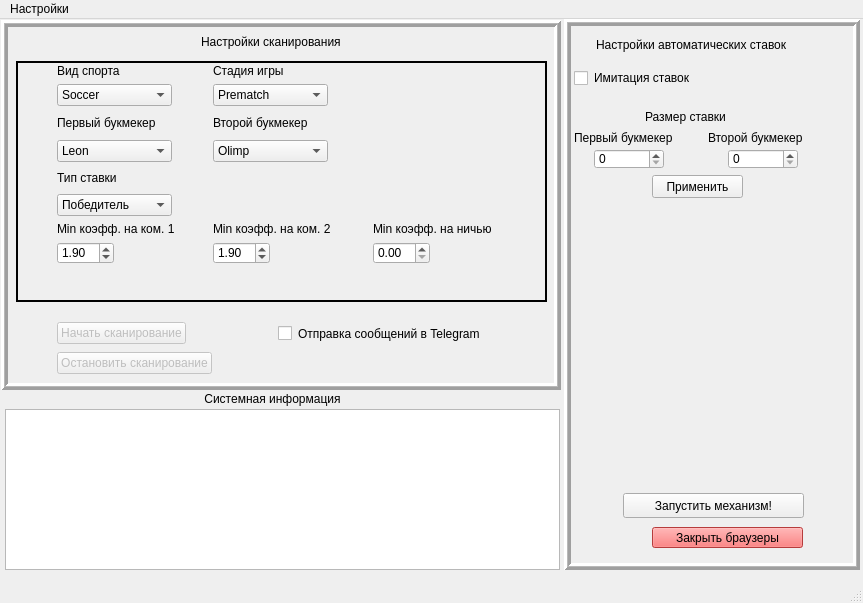
HiddenJang/Xperiment2, file Client UI/components/templates/client_app_template.ui: the form before one commit.
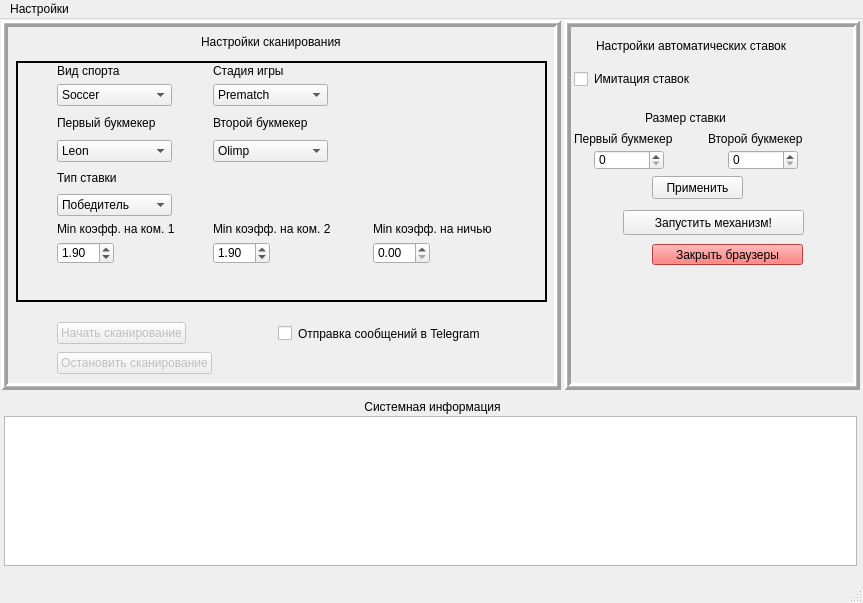
The form after the commit.

Patch:
```diff
--- a/Client UI/components/templates/client_app_template.ui
+++ b/Client UI/components/templates/client_app_template.ui
@@ -615,41 +615,21 @@
     <zorder>label_scanSettings</zorder>
     <zorder>checkBox_telegramMessageSwitch</zorder>
    </widget>
-   <widget class="QListWidget" name="listWidget_diagnostics">
-    <property name="geometry">
-     <rect>
-      <x>5</x>
-      <y>390</y>
-      <width>555</width>
-      <height>161</height>
-     </rect>
-    </property>
-   </widget>
-   <widget class="QLabel" name="label_systemInfo">
-    <property name="geometry">
-     <rect>
-      <x>187</x>
-      <y>370</y>
-      <width>171</width>
-      <height>20</height>
-     </rect>
-    </property>
-    <property name="text">
-     <string>Системная информация</string>
-    </property>
-    <property name="alignment">
-     <set>Qt::AlignCenter</set>
-    </property>
-   </widget>
    <widget class="QFrame" name="frame_autoBetSettings">
     <property name="geometry">
      <rect>
       <x>564</x>
-      <y>0</y>
+      <y>1</y>
       <width>296</width>
-      <height>551</height>
+      <height>370</height>
      </rect>
     </property>
+    <property name="maximumSize">
+     <size>
+      <width>16777215</width>
+      <height>16777215</height>
+     </size>
+    </property>
     <property name="styleSheet">
      <string notr="true">border-top-color: rgb(0, 0, 0);</string>
     </property>
@@ -685,7 +665,7 @@
      <property name="geometry">
       <rect>
        <x>59</x>
-       <y>474</y>
+       <y>190</y>
        <width>181</width>
        <height>25</height>
       </rect>
@@ -750,7 +730,7 @@
      <property name="geometry">
       <rect>
        <x>88</x>
-       <y>508</y>
+       <y>224</y>
        <width>151</width>
        <height>21</height>
       </rect>
@@ -805,6 +785,50 @@
      </property>
     </widget>
    </widget>
+   <widget class="QWidget" name="verticalLayoutWidget">
+    <property name="geometry">
+     <rect>
+      <x>0</x>
+      <y>380</y>
+      <width>861</width>
+      <height>171</height>
+     </rect>
+    </property>
+    <layout class="QVBoxLayout" name="verticalLayout">
+     <property name="spacing">
+      <number>2</number>
+     </property>
+     <property name="sizeConstraint">
+      <enum>QLayout::SetDefaultConstraint</enum>
+     </property>
+     <property name="leftMargin">
+      <number>4</number>
+     </property>
+     <property name="bottomMargin">
+      <number>4</number>
+     </property>
+     <item>
+      <widget class="QLabel" name="label_systemInfo">
+       <property name="text">
+        <string>Системная информация</string>
+       </property>
+       <property name="alignment">
+        <set>Qt::AlignCenter</set>
+       </property>
+      </widget>
+     </item>
+     <item>
+      <widget class="QListWidget" name="listWidget_diagnostics">
+       <property name="maximumSize">
+        <size>
+         <width>853</width>
+         <height>150</height>
+        </size>
+       </property>
+      </widget>
+     </item>
+    </layout>
+   </widget>
   </widget>
   <widget class="QMenuBar" name="menubar">
    <property name="geometry">
```
